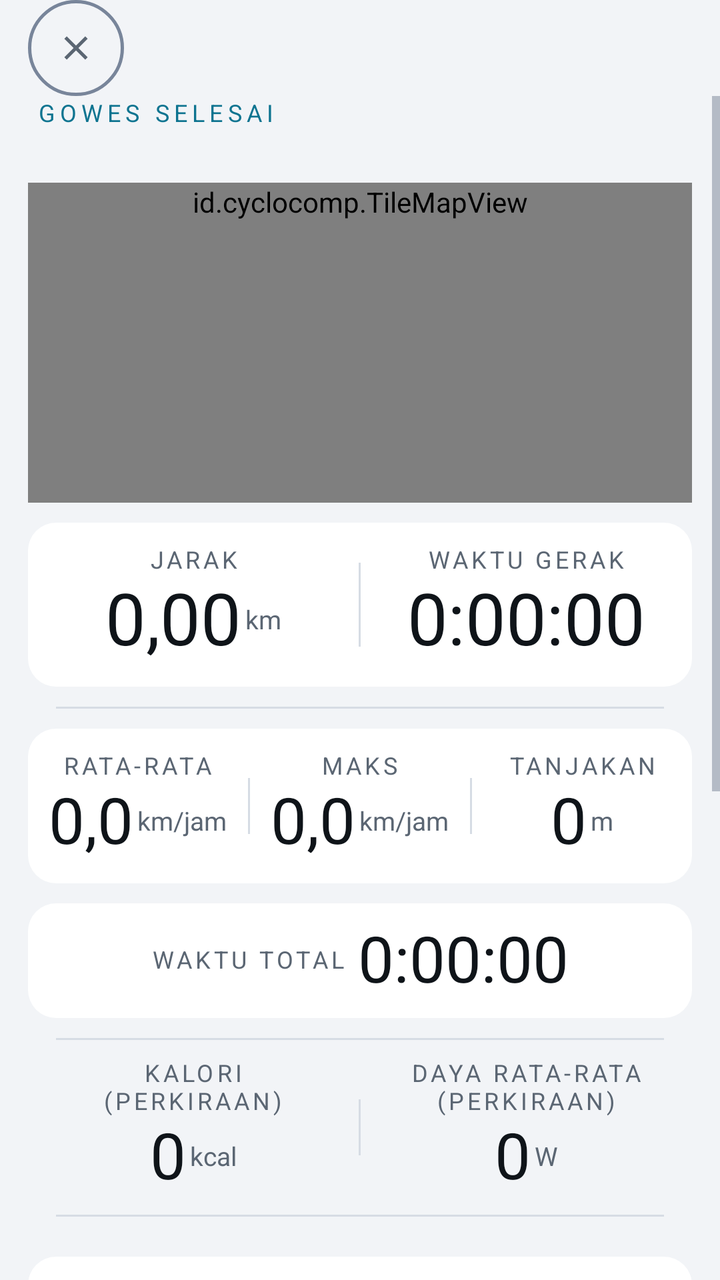
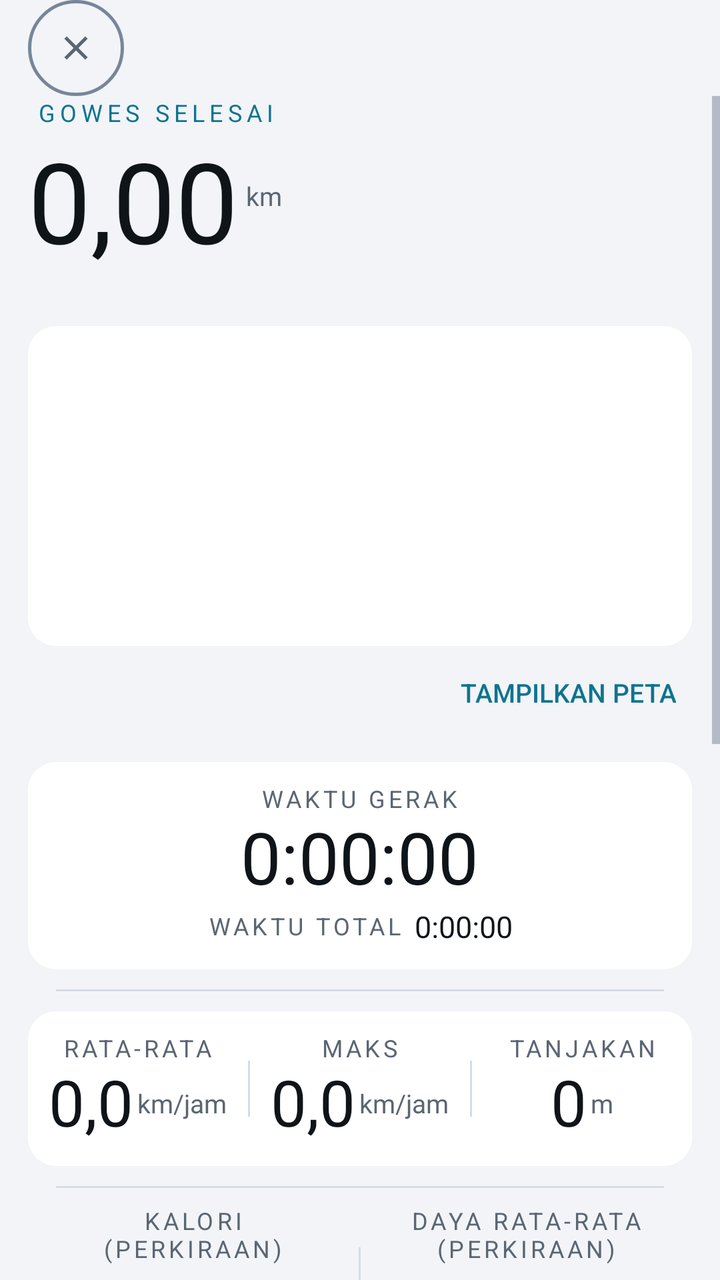

Before-and-after screenshots of an Android layout around one commit, followed by the original layout XML and the change that was made.
<!-- AndroidManifest.xml: application theme AppTheme -->
<!-- res/layout/activity_summary.xml -->
<?xml version="1.0" encoding="utf-8"?>
<LinearLayout xmlns:android="http://schemas.android.com/apk/res/android"
    android:layout_width="match_parent"
    android:layout_height="match_parent"
    android:orientation="vertical"
    android:background="@color/bg">

    
    <LinearLayout
        android:layout_width="match_parent"
        android:layout_height="@dimen/top_bar_h"
        android:orientation="horizontal"
        android:gravity="center_vertical"
        android:paddingLeft="@dimen/screen_edge"
        android:paddingRight="@dimen/screen_edge">

        <ImageButton
            android:id="@+id/btnTopClose"
            style="@style/IconBtn"
            android:contentDescription="@string/close"
            android:src="@drawable/ic_close" />
    </LinearLayout>

    <ScrollView
        android:layout_width="match_parent"
        android:layout_height="0dp"
        android:layout_weight="1"
        android:fillViewport="true">

    
    <LinearLayout
        android:layout_width="match_parent"
        android:layout_height="match_parent"
        android:orientation="vertical"
        android:paddingLeft="@dimen/screen_edge"
        android:paddingRight="@dimen/screen_edge"
        android:paddingTop="@dimen/gap_tight">

    <TextView
        style="@style/SectionLabelAccent"
        android:layout_width="match_parent"
        android:layout_height="wrap_content"
        android:text="@string/summary_title" />

    <TextView
        android:id="@+id/tvWhen"
        style="@style/EmptyText"
        android:layout_width="match_parent"
        android:layout_height="wrap_content"
        android:paddingTop="@dimen/gap_tight"
        android:paddingBottom="@dimen/gap_loose" />

    <id.cyclocomp.TileMapView
        android:id="@+id/route"
        android:layout_width="match_parent"
        android:layout_height="0dp"
        android:layout_weight="1"
        android:minHeight="@dimen/route_map_min"
        android:background="@drawable/bg_card" />

    
    
    <LinearLayout
        android:layout_width="match_parent"
        android:layout_height="wrap_content"
        android:layout_marginTop="@dimen/gap_loose"
        android:background="@drawable/bg_card"
        android:baselineAligned="false"
        android:gravity="center_vertical"
        android:orientation="horizontal"
        android:paddingTop="@dimen/gap_roomy"
        android:paddingBottom="@dimen/gap_roomy">

        <LinearLayout
            android:layout_width="0dp" android:layout_height="wrap_content"
            android:layout_weight="1" android:gravity="center"
            android:orientation="vertical">
            <TextView style="@style/Label" android:layout_width="wrap_content"
                android:layout_height="wrap_content" android:text="@string/label_distance" />
            <LinearLayout
                android:layout_width="wrap_content"
                android:layout_height="wrap_content"
                android:layout_marginTop="@dimen/gap_tight"
                android:orientation="horizontal"
                android:gravity="center_vertical"
                android:baselineAligned="false">
                <TextView android:id="@+id/tvDist" style="@style/ValueBig"
                    android:layout_width="wrap_content" android:layout_height="wrap_content" android:tag="num" android:text="0,00"/>
                <TextView style="@style/ValueUnit"
                    android:layout_width="wrap_content"
                    android:layout_height="wrap_content"
                    android:paddingLeft="@dimen/gap_tight"
                    android:text="@string/unit_km" />
            </LinearLayout>
        </LinearLayout>

        <View android:layout_width="@dimen/hairline" android:layout_height="@dimen/divider_lap"
            android:layout_gravity="center_vertical" android:background="@color/divider" />

        <LinearLayout
            android:layout_width="0dp" android:layout_height="wrap_content"
            android:layout_weight="1" android:gravity="center"
            android:orientation="vertical">
            <TextView style="@style/Label" android:layout_width="wrap_content"
                android:layout_height="wrap_content" android:text="@string/label_moving" />
            <TextView android:id="@+id/tvMoving" style="@style/ValueBig"
                android:layout_width="wrap_content" android:layout_height="wrap_content"
                android:layout_marginTop="@dimen/gap_tight" android:tag="num" android:text="0:00:00" />
        </LinearLayout>
    </LinearLayout>

    <View android:layout_width="match_parent" android:layout_height="@dimen/hairline"
        android:layout_marginLeft="@dimen/screen_edge" android:layout_marginRight="@dimen/screen_edge"
        android:layout_marginTop="@dimen/gap_loose" android:layout_marginBottom="@dimen/gap_loose"
        android:background="@color/divider" />

    
    <LinearLayout
        android:layout_width="match_parent"
        android:layout_height="wrap_content"
        android:background="@drawable/bg_card"
        android:baselineAligned="false"
        android:gravity="center_vertical"
        android:orientation="horizontal"
        android:paddingTop="@dimen/gap_roomy"
        android:paddingBottom="@dimen/gap_roomy">

        <LinearLayout
            android:layout_width="0dp" android:layout_height="wrap_content"
            android:layout_weight="1" android:gravity="center"
            android:orientation="vertical">
            <TextView style="@style/Label" android:layout_width="wrap_content"
                android:layout_height="wrap_content" android:text="@string/label_avg" />
            <LinearLayout
                android:layout_width="wrap_content"
                android:layout_height="wrap_content"
                android:layout_marginTop="@dimen/gap_tight"
                android:orientation="horizontal"
                android:gravity="center_vertical"
                android:baselineAligned="false">
                <TextView android:id="@+id/tvAvg" style="@style/ValueSmall"
                    android:layout_width="wrap_content" android:layout_height="wrap_content" android:tag="num" android:text="0,0"/>
                <TextView style="@style/ValueUnit"
                    android:layout_width="wrap_content"
                    android:layout_height="wrap_content"
                    android:paddingLeft="@dimen/gap_tight"
                    android:text="@string/unit_speed" />
            </LinearLayout>
        </LinearLayout>

        <View android:layout_width="@dimen/hairline" android:layout_height="@dimen/divider_lap_small"
            android:layout_gravity="center_vertical" android:background="@color/divider" />

        <LinearLayout
            android:layout_width="0dp" android:layout_height="wrap_content"
            android:layout_weight="1" android:gravity="center"
            android:orientation="vertical">
            <TextView style="@style/Label" android:layout_width="wrap_content"
                android:layout_height="wrap_content" android:text="@string/label_max" />
            <LinearLayout
                android:layout_width="wrap_content"
                android:layout_height="wrap_content"
                android:layout_marginTop="@dimen/gap_tight"
                android:orientation="horizontal"
                android:gravity="center_vertical"
                android:baselineAligned="false">
                <TextView android:id="@+id/tvMax" style="@style/ValueSmall"
                    android:layout_width="wrap_content" android:layout_height="wrap_content" android:tag="num" android:text="0,0"/>
                <TextView style="@style/ValueUnit"
                    android:layout_width="wrap_content"
                    android:layout_height="wrap_content"
                    android:paddingLeft="@dimen/gap_tight"
                    android:text="@string/unit_speed" />
            </LinearLayout>
        </LinearLayout>

        <View android:layout_width="@dimen/hairline" android:layout_height="@dimen/divider_lap_small"
            android:layout_gravity="center_vertical" android:background="@color/divider" />

        <LinearLayout
            android:layout_width="0dp" android:layout_height="wrap_content"
            android:layout_weight="1" android:gravity="center"
            android:orientation="vertical">
            <TextView style="@style/Label" android:layout_width="wrap_content"
                android:layout_height="wrap_content" android:text="@string/label_elev" />
            <LinearLayout
                android:layout_width="wrap_content"
                android:layout_height="wrap_content"
                android:layout_marginTop="@dimen/gap_tight"
                android:orientation="horizontal"
                android:gravity="center_vertical"
                android:baselineAligned="false">
                <TextView android:id="@+id/tvElev" style="@style/ValueSmall"
                    android:layout_width="wrap_content" android:layout_height="wrap_content" android:tag="num" android:text="0"/>
                <TextView style="@style/ValueUnit"
                    android:layout_width="wrap_content"
                    android:layout_height="wrap_content"
                    android:paddingLeft="@dimen/gap_tight"
                    android:text="@string/unit_m" />
            </LinearLayout>
        </LinearLayout>
    </LinearLayout>

    
    <LinearLayout
        android:layout_width="match_parent"
        android:layout_height="wrap_content"
        android:layout_marginTop="@dimen/gap_loose"
        android:background="@drawable/bg_card"
        android:gravity="center"
        android:orientation="horizontal"
        android:paddingTop="@dimen/gap_loose"
        android:paddingBottom="@dimen/gap_loose">

        <TextView style="@style/Label" android:layout_width="wrap_content"
            android:layout_height="wrap_content" android:text="@string/label_total" />
        <TextView android:id="@+id/tvTotal"
            style="@style/ValueSmall"
            android:layout_width="wrap_content" android:layout_height="wrap_content"
            android:paddingLeft="@dimen/gap_cozy" android:tag="num" android:text="0:00:00" />
    </LinearLayout>


        
        <View android:layout_width="match_parent" android:layout_height="@dimen/hairline"
            android:layout_marginLeft="@dimen/screen_edge" android:layout_marginRight="@dimen/screen_edge"
            android:layout_marginTop="@dimen/gap_loose" android:layout_marginBottom="@dimen/gap_loose"
            android:background="@color/divider" />

        <LinearLayout
            android:layout_width="match_parent"
            android:layout_height="wrap_content"
            android:orientation="horizontal"
            android:baselineAligned="false">

            <LinearLayout
                android:layout_width="0dp"
                android:layout_height="wrap_content"
                android:layout_weight="1"
                android:gravity="center"
                android:orientation="vertical">
                <TextView style="@style/Label" android:layout_width="wrap_content"
                    android:layout_height="wrap_content" android:text="@string/label_kcal_est" />
                <LinearLayout
                    android:layout_width="wrap_content"
                    android:layout_height="wrap_content"
                    android:layout_marginTop="@dimen/gap_tight"
                    android:orientation="horizontal"
                    android:gravity="center_vertical"
                    android:baselineAligned="false">
                    <TextView android:id="@+id/tvKcal" style="@style/ValueSmall"
    android:layout_width="wrap_content" android:layout_height="wrap_content" android:tag="num"
    android:maxLines="2" android:text="0"/>
                    <TextView style="@style/ValueUnit"
                        android:layout_width="wrap_content"
                        android:layout_height="wrap_content"
                        android:paddingLeft="@dimen/gap_tight"
                        android:text="@string/unit_kcal" />
                </LinearLayout>
            </LinearLayout>

            <View android:id="@+id/wattsDivider" android:layout_width="@dimen/hairline" android:layout_height="@dimen/divider_lap_small"
                android:layout_gravity="center_vertical" android:background="@color/divider" />

            <LinearLayout
                android:id="@+id/wattsCol"
                android:layout_width="0dp"
                android:layout_height="wrap_content"
                android:layout_weight="1"
                android:gravity="center"
                android:orientation="vertical">
                <TextView style="@style/Label" android:layout_width="wrap_content"
                    android:layout_height="wrap_content" android:text="@string/label_power_est" />
                <LinearLayout
                    android:layout_width="wrap_content"
                    android:layout_height="wrap_content"
                    android:layout_marginTop="@dimen/gap_tight"
                    android:orientation="horizontal"
                    android:gravity="center_vertical"
                    android:baselineAligned="false">
                    <TextView android:id="@+id/tvWatts" style="@style/ValueSmall"
    android:layout_width="wrap_content" android:layout_height="wrap_content" android:tag="num"
    android:text="0"/>
                    <TextView style="@style/ValueUnit"
                        android:layout_width="wrap_content"
                        android:layout_height="wrap_content"
                        android:paddingLeft="@dimen/gap_tight"
                        android:text="@string/unit_w" />
                </LinearLayout>
            </LinearLayout>
        </LinearLayout>

        
        <View android:id="@+id/hrDivider" android:layout_width="match_parent" android:layout_height="@dimen/hairline"
            android:layout_marginLeft="@dimen/screen_edge" android:layout_marginRight="@dimen/screen_edge"
            android:layout_marginTop="@dimen/gap_loose" android:layout_marginBottom="@dimen/gap_loose"
            android:background="@color/divider" />

        
        <LinearLayout
            android:id="@+id/hrRow"
            android:layout_width="match_parent"
            android:layout_height="wrap_content"
            android:baselineAligned="false"
            android:gravity="center_vertical"
            android:orientation="horizontal"
            android:visibility="gone">

            <LinearLayout
                android:layout_width="0dp"
                android:layout_height="wrap_content"
                android:layout_weight="1"
                android:gravity="center"
                android:orientation="vertical">
                <TextView style="@style/Label" android:layout_width="wrap_content"
                    android:layout_height="wrap_content" android:text="@string/label_hr_avg" />
                <LinearLayout
                    android:layout_width="wrap_content"
                    android:layout_height="wrap_content"
                    android:layout_marginTop="@dimen/gap_tight"
                    android:orientation="horizontal"
                    android:gravity="center_vertical"
                    android:baselineAligned="false">
                    <TextView android:id="@+id/tvHrAvg" style="@style/ValueSmall"
    android:layout_width="wrap_content" android:layout_height="wrap_content" android:tag="num"
    android:text="0"/>
                    <TextView style="@style/ValueUnit"
                        android:layout_width="wrap_content"
                        android:layout_height="wrap_content"
                        android:paddingLeft="@dimen/gap_tight"
                        android:text="@string/unit_bpm" />
                </LinearLayout>
            </LinearLayout>

            <View android:layout_width="@dimen/hairline" android:layout_height="@dimen/divider_lap_small"
                android:layout_gravity="center_vertical" android:background="@color/divider" />

            <LinearLayout
                android:layout_width="0dp"
                android:layout_height="wrap_content"
                android:layout_weight="1"
                android:gravity="center"
                android:orientation="vertical">
                <TextView style="@style/Label" android:layout_width="wrap_content"
                    android:layout_height="wrap_content" android:text="@string/label_hr_max" />
                <LinearLayout
                    android:layout_width="wrap_content"
                    android:layout_height="wrap_content"
                    android:layout_marginTop="@dimen/gap_tight"
                    android:orientation="horizontal"
                    android:gravity="center_vertical"
                    android:baselineAligned="false">
                    <TextView android:id="@+id/tvHrMax" style="@style/ValueSmall"
    android:layout_width="wrap_content" android:layout_height="wrap_content" android:tag="num"
    android:text="0"/>
                    <TextView style="@style/ValueUnit"
                        android:layout_width="wrap_content"
                        android:layout_height="wrap_content"
                        android:paddingLeft="@dimen/gap_tight"
                        android:text="@string/unit_bpm" />
                </LinearLayout>
            </LinearLayout>
        </LinearLayout>

    
    <LinearLayout
        android:id="@+id/lapWrap"
        android:layout_width="match_parent"
        android:layout_height="wrap_content"
        android:layout_marginTop="@dimen/gap_loose"
        android:background="@drawable/bg_card"
        android:orientation="vertical"
        android:padding="@dimen/gap_roomy"
        android:visibility="gone">

        <TextView
            android:id="@+id/tvLapCount"
            style="@style/SectionLabelAccent"
            android:layout_width="wrap_content"
            android:layout_height="wrap_content" />

        
        <LinearLayout
            android:id="@+id/lapRows"
            android:layout_width="match_parent"
            android:layout_height="wrap_content"
            android:orientation="vertical" />
    </LinearLayout>

    
    <LinearLayout
        android:id="@+id/afterCard"
        android:layout_width="match_parent"
        android:layout_height="wrap_content"
        android:layout_marginTop="@dimen/gap_loose"
        android:background="@drawable/bg_card"
        android:orientation="vertical"
        android:paddingLeft="@dimen/gap_roomy"
        android:paddingRight="@dimen/gap_roomy"
        android:paddingTop="@dimen/gap_roomy"
        android:paddingBottom="@dimen/gap_roomy">

        <TextView
            android:id="@+id/tvRpeTitle"
            style="@style/SectionLabelAccent"
            android:layout_width="match_parent"
            android:layout_height="wrap_content"
            android:text="@string/rpe_title" />

        <TextView
            android:id="@+id/tvRpeSum"
            style="@style/EmptyText"
            android:layout_width="match_parent"
            android:layout_height="wrap_content"
            android:paddingTop="@dimen/gap_tight"
            android:paddingBottom="@dimen/gap_cozy"
            android:text="@string/rpe_sum" />

        
        <LinearLayout
            android:id="@+id/rpeRow"
            android:layout_width="match_parent"
            android:layout_height="wrap_content"
            android:orientation="horizontal" />

        <TextView
            android:id="@+id/tvRpeClear"
            style="@style/EmptyText"
            android:layout_width="wrap_content"
            android:layout_height="wrap_content"
            android:paddingTop="@dimen/gap_snug"
            android:text="@string/rpe_clear"
            android:textColor="@color/accent"
            android:visibility="gone" />

        <View android:layout_width="match_parent" android:layout_height="@dimen/hairline"
            android:layout_marginTop="@dimen/gap_cozy"
            android:layout_marginBottom="@dimen/gap_cozy"
            android:background="@color/divider" />

        <CheckBox
            android:id="@+id/swCommute"
            style="@style/CheckRow"
            android:layout_width="match_parent"
            android:layout_height="wrap_content"
            android:text="@string/label_commute"
            android:buttonTint="@color/checkbox_tint" />
    </LinearLayout>

    
    <Button
        android:id="@+id/btnStrava"
        style="@style/ActionBtn"
        android:layout_width="match_parent"
        android:layout_height="@dimen/btn_action_h"
        android:layout_marginTop="@dimen/gap_roomy"
        android:text="@string/btn_strava_upload" />

    <Button
        android:id="@+id/btnShareCard"
        style="@style/ActionBtnPrimary"
        android:layout_width="match_parent"
        android:layout_height="@dimen/btn_action_h"
        android:layout_marginTop="@dimen/gap_loose"
        android:text="@string/btn_share_card" />

    

    
    <Button
        android:id="@+id/btnShare"
        style="@style/ActionBtn"
        android:layout_width="match_parent"
        android:layout_height="@dimen/btn_action_h"
        android:layout_marginTop="@dimen/gap_loose"
        android:text="@string/btn_share_gpx" />

    <Button
        android:id="@+id/btnDelete"
        style="@style/TinyBtn"
        android:layout_width="match_parent"
        android:layout_height="@dimen/btn_action_h"
        android:layout_marginTop="@dimen/gap_tight"
        android:layout_marginBottom="@dimen/gap_wide"
        android:gravity="center"
        android:text="@string/delete"
        android:textColor="@color/danger"
        android:textSize="@dimen/text_caption" />
    </LinearLayout>
    </ScrollView>
</LinearLayout>
<!-- resources referenced by this layout -->
<resources>
  <color name="accent">#0E7490</color>
  <color name="bg">#F2F4F7</color>
  <color name="danger">#B91C1C</color>
  <color name="divider">#D6DCE4</color>
  <dimen name="btn_action_h">64dp</dimen>
  <dimen name="divider_lap">42dp</dimen>
  <dimen name="divider_lap_small">28dp</dimen>
  <dimen name="gap_cozy">6dp</dimen>
  <dimen name="gap_loose">10dp</dimen>
  <dimen name="gap_roomy">12dp</dimen>
  <dimen name="gap_snug">4dp</dimen>
  <dimen name="gap_tight">2dp</dimen>
  <dimen name="gap_wide">16dp</dimen>
  <dimen name="hairline">1dp</dimen>
  <dimen name="route_map_min">160dp</dimen>
  <dimen name="screen_edge">14dp</dimen>
  <dimen name="text_caption">13sp</dimen>
  <dimen name="top_bar_h">48dp</dimen>
  <!-- drawable bg_card (drawable) -->
  <shape xmlns:android="http://schemas.android.com/apk/res/android" android:shape="rectangle">
      <solid android:color="@color/card" />
      <corners android:radius="@dimen/radius_card" />
  </shape>
  <string name="btn_share_card">BAGIKAN GAMBAR</string>
  <string name="btn_share_gpx">BAGIKAN GPX</string>
  <string name="btn_strava_upload">UNGGAH KE STRAVA</string>
  <string name="close">Tutup</string>
  <string name="delete">Hapus</string>
  <string name="label_avg">RATA-RATA</string>
  <string name="label_commute">Komuter</string>
  <string name="label_distance">JARAK</string>
  <string name="label_elev">TANJAKAN</string>
  <string name="label_hr_avg">DETAK RATA-RATA</string>
  <string name="label_hr_max">DETAK MAKS</string>
  <string name="label_kcal_est">KALORI\n(PERKIRAAN)</string>
  <string name="label_max">MAKS</string>
  <string name="label_moving">WAKTU GERAK</string>
  <string name="label_power_est">DAYA RATA-RATA\n(PERKIRAAN)</string>
  <string name="label_total">WAKTU TOTAL</string>
  <string name="rpe_clear">Hapus nilai</string>
  <string name="rpe_sum">Nilai usaha gowes ini, 1 (ringan) sampai 10 (maksimal)</string>
  <string name="rpe_title">Seberapa berat?</string>
  <string name="summary_title">GOWES SELESAI</string>
  <string name="unit_bpm">bpm</string>
  <string name="unit_kcal">kcal</string>
  <string name="unit_km">km</string>
  <string name="unit_m">m</string>
  <string name="unit_speed">km/jam</string>
  <string name="unit_w">W</string>
  <style name="EmptyText">
          <item name="android:textSize">@dimen/text_body_s</item>
          <item name="android:textColor">@color/label</item>
          <item name="android:includeFontPadding">false</item>
      </style>
  <style name="SectionLabelAccent" parent="SectionLabel">
          <item name="android:textColor">@color/accent</item>
      </style>
  <color name="card">#FFFFFF</color>
  <dimen name="radius_card">14dp</dimen>
  <color name="label">#5B6673</color>
  <dimen name="text_body">15sp</dimen>
  <color name="value">#0F1419</color>
  <dimen name="text_btn_primary">20sp</dimen>
  <color name="on_accent">#FFFFFF</color>
  <dimen name="text_body_m">15sp</dimen>
  <dimen name="text_body_s">13sp</dimen>
  <dimen name="touch_target_min">48dp</dimen>
  <dimen name="text_label">12sp</dimen>
  <dimen name="gap_normal">8dp</dimen>
  <dimen name="text_value_l">36sp</dimen>
  <dimen name="text_value_s">32sp</dimen>
  <color name="dot_off">#7C8899</color>
  <color name="accent_soft">#CFF6FE</color>
  <color name="card2">#E9EEF4</color>
  <color name="card_pressed">#D8E0EA</color>
  <color name="stroke_ctrl">#78859A</color>
  <dimen name="radius_capsule">30dp</dimen>
  <color name="card_disabled">#E4E8EE</color>
  <color name="accent_pressed">#0B5E75</color>
  <!-- unchanged entries left out for length: 14 -->
</resources>

<!-- the commit's change to res/layout/activity_summary.xml (unified diff, before → after) -->
@@ -42,6 +42,25 @@
         android:layout_height="wrap_content"
         android:text="@string/summary_title" />
 
+    
+    <LinearLayout
+        android:layout_width="match_parent"
+        android:layout_height="wrap_content"
+        android:gravity="center_vertical"
+        android:orientation="horizontal"
+        android:paddingTop="@dimen/gap_cozy">
+
+        <TextView android:id="@+id/tvDist" style="@style/ValueHero"
+            android:layout_width="wrap_content" android:layout_height="wrap_content"
+            android:tag="num" android:text="0,00" />
+
+        <TextView style="@style/ValueUnit"
+            android:layout_width="wrap_content" android:layout_height="wrap_content"
+            android:paddingLeft="@dimen/gap_snug"
+            android:paddingBottom="@dimen/gap_normal"
+            android:text="@string/unit_km" />
+    </LinearLayout>
+
     <TextView
         android:id="@+id/tvWhen"
         style="@style/EmptyText"
@@ -50,8 +69,9 @@
         android:paddingTop="@dimen/gap_tight"
         android:paddingBottom="@dimen/gap_loose" />
 
-    <id.cyclocomp.TileMapView
-        android:id="@+id/route"
+    
+    <FrameLayout
+        android:id="@+id/routeWrap"
         android:layout_width="match_parent"
         android:layout_height="0dp"
         android:layout_weight="1"
@@ -59,53 +79,46 @@
         android:background="@drawable/bg_card" />
 
     
+    <Button
+        android:id="@+id/btnMap"
+        style="@style/TinyBtn"
+        android:layout_width="wrap_content"
+        android:layout_height="@dimen/touch_target_min"
+        android:layout_gravity="end"
+        android:text="@string/summary_show_map"
+        android:textColor="@color/accent" />
+
     
     <LinearLayout
         android:layout_width="match_parent"
         android:layout_height="wrap_content"
         android:layout_marginTop="@dimen/gap_loose"
         android:background="@drawable/bg_card"
-        android:baselineAligned="false"
-        android:gravity="center_vertical"
-        android:orientation="horizontal"
+        android:gravity="center"
+        android:orientation="vertical"
         android:paddingTop="@dimen/gap_roomy"
         android:paddingBottom="@dimen/gap_roomy">
 
-        <LinearLayout
-            android:layout_width="0dp" android:layout_height="wrap_content"
-            android:layout_weight="1" android:gravity="center"
-            android:orientation="vertical">
+        <TextView style="@style/Label" android:layout_width="wrap_content"
+            android:layout_height="wrap_content" android:text="@string/label_moving" />
+        <TextView android:id="@+id/tvMoving" style="@style/ValueBig"
+            android:layout_width="wrap_content" android:layout_height="wrap_content"
+            android:layout_marginTop="@dimen/gap_tight" android:tag="num" android:text="0:00:00" />
+
+        <LinearLayout
+            android:layout_width="wrap_content"
+            android:layout_height="wrap_content"
+            android:layout_marginTop="@dimen/gap_snug"
+            android:gravity="center_vertical"
+            android:orientation="horizontal">
             <TextView style="@style/Label" android:layout_width="wrap_content"
-                android:layout_height="wrap_content" android:text="@string/label_distance" />
-            <LinearLayout
-                android:layout_width="wrap_content"
-                android:layout_height="wrap_content"
-                android:layout_marginTop="@dimen/gap_tight"
-                android:orientation="horizontal"
-                android:gravity="center_vertical"
-                android:baselineAligned="false">
-                <TextView android:id="@+id/tvDist" style="@style/ValueBig"
-                    android:layout_width="wrap_content" android:layout_height="wrap_content" android:tag="num" android:text="0,00"/>
-                <TextView style="@style/ValueUnit"
-                    android:layout_width="wrap_content"
-                    android:layout_height="wrap_content"
-                    android:paddingLeft="@dimen/gap_tight"
-                    android:text="@string/unit_km" />
-            </LinearLayout>
-        </LinearLayout>
-
-        <View android:layout_width="@dimen/hairline" android:layout_height="@dimen/divider_lap"
-            android:layout_gravity="center_vertical" android:background="@color/divider" />
-
-        <LinearLayout
-            android:layout_width="0dp" android:layout_height="wrap_content"
-            android:layout_weight="1" android:gravity="center"
-            android:orientation="vertical">
-            <TextView style="@style/Label" android:layout_width="wrap_content"
-                android:layout_height="wrap_content" android:text="@string/label_moving" />
-            <TextView android:id="@+id/tvMoving" style="@style/ValueBig"
+                android:layout_height="wrap_content" android:text="@string/label_total" />
+            <TextView android:id="@+id/tvTotal" style="@style/ValueUnit"
                 android:layout_width="wrap_content" android:layout_height="wrap_content"
-                android:layout_marginTop="@dimen/gap_tight" android:tag="num" android:text="0:00:00" />
+                android:paddingLeft="@dimen/gap_cozy" android:tag="num"
+                android:textSize="@dimen/text_body_m"
+                android:textColor="@color/value"
+                android:text="0:00:00" />
         </LinearLayout>
     </LinearLayout>
 
@@ -199,25 +212,6 @@
                     android:text="@string/unit_m" />
             </LinearLayout>
         </LinearLayout>
-    </LinearLayout>
-
-    
-    <LinearLayout
-        android:layout_width="match_parent"
-        android:layout_height="wrap_content"
-        android:layout_marginTop="@dimen/gap_loose"
-        android:background="@drawable/bg_card"
-        android:gravity="center"
-        android:orientation="horizontal"
-        android:paddingTop="@dimen/gap_loose"
-        android:paddingBottom="@dimen/gap_loose">
-
-        <TextView style="@style/Label" android:layout_width="wrap_content"
-            android:layout_height="wrap_content" android:text="@string/label_total" />
-        <TextView android:id="@+id/tvTotal"
-            style="@style/ValueSmall"
-            android:layout_width="wrap_content" android:layout_height="wrap_content"
-            android:paddingLeft="@dimen/gap_cozy" android:tag="num" android:text="0:00:00" />
     </LinearLayout>
 
 
<!-- resource entries referenced after the edit -->
@@ -5,7 +5,6 @@
   <color name="danger">#B91C1C</color>
   <color name="divider">#D6DCE4</color>
   <dimen name="btn_action_h">64dp</dimen>
-  <dimen name="divider_lap">42dp</dimen>
   <dimen name="divider_lap_small">28dp</dimen>
   <dimen name="gap_cozy">6dp</dimen>
   <dimen name="gap_loose">10dp</dimen>
@@ -30,7 +29,6 @@
   <string name="delete">Hapus</string>
   <string name="label_avg">RATA-RATA</string>
   <string name="label_commute">Komuter</string>
-  <string name="label_distance">JARAK</string>
   <string name="label_elev">TANJAKAN</string>
   <string name="label_hr_avg">DETAK RATA-RATA</string>
   <string name="label_hr_max">DETAK MAKS</string>
@@ -42,6 +40,7 @@
   <string name="rpe_clear">Hapus nilai</string>
   <string name="rpe_sum">Nilai usaha gowes ini, 1 (ringan) sampai 10 (maksimal)</string>
   <string name="rpe_title">Seberapa berat?</string>
+  <string name="summary_show_map">Tampilkan peta</string>
   <string name="summary_title">GOWES SELESAI</string>
   <string name="unit_bpm">bpm</string>
   <string name="unit_kcal">kcal</string>
@@ -57,6 +56,13 @@
   <style name="SectionLabelAccent" parent="SectionLabel">
           <item name="android:textColor">@color/accent</item>
       </style>
+  <style name="ValueHero">
+          <item name="android:textSize">@dimen/text_value_hero</item>
+          <item name="android:textColor">@color/value</item>
+          <item name="android:gravity">start</item>
+          <item name="android:includeFontPadding">false</item>
+          <item name="android:maxLines">1</item>
+      </style>
   <color name="card">#FFFFFF</color>
   <dimen name="radius_card">14dp</dimen>
   <color name="label">#5B6673</color>
@@ -70,6 +76,7 @@
   <dimen name="text_label">12sp</dimen>
   <dimen name="gap_normal">8dp</dimen>
   <dimen name="text_value_l">36sp</dimen>
+  <dimen name="text_value_hero">56sp</dimen>
   <dimen name="text_value_s">32sp</dimen>
   <color name="dot_off">#7C8899</color>
   <color name="accent_soft">#CFF6FE</color>
